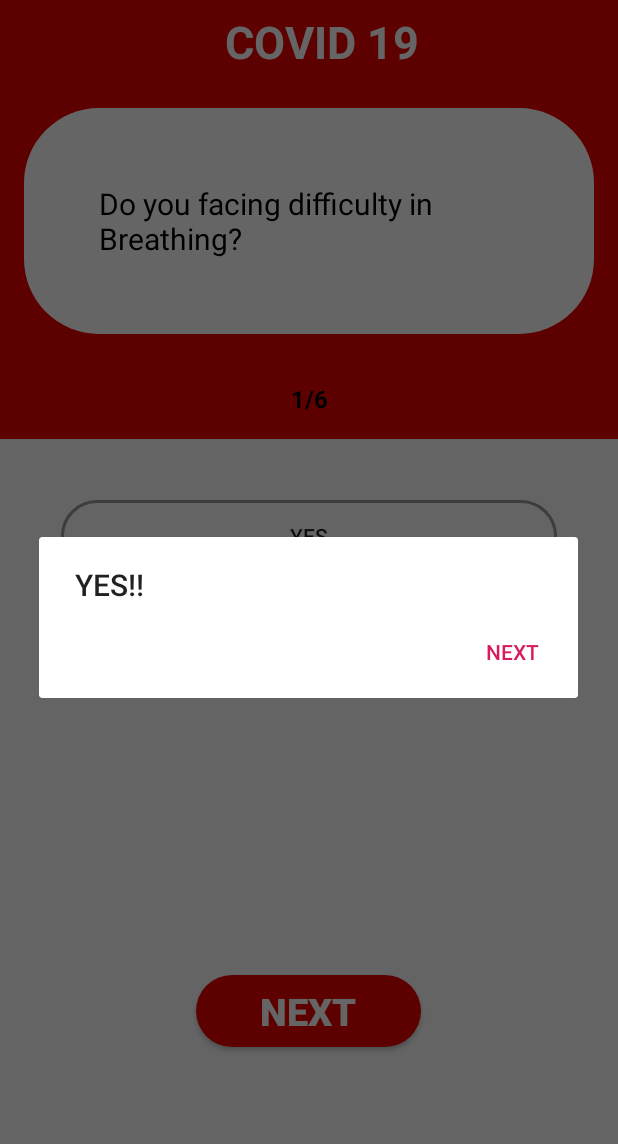
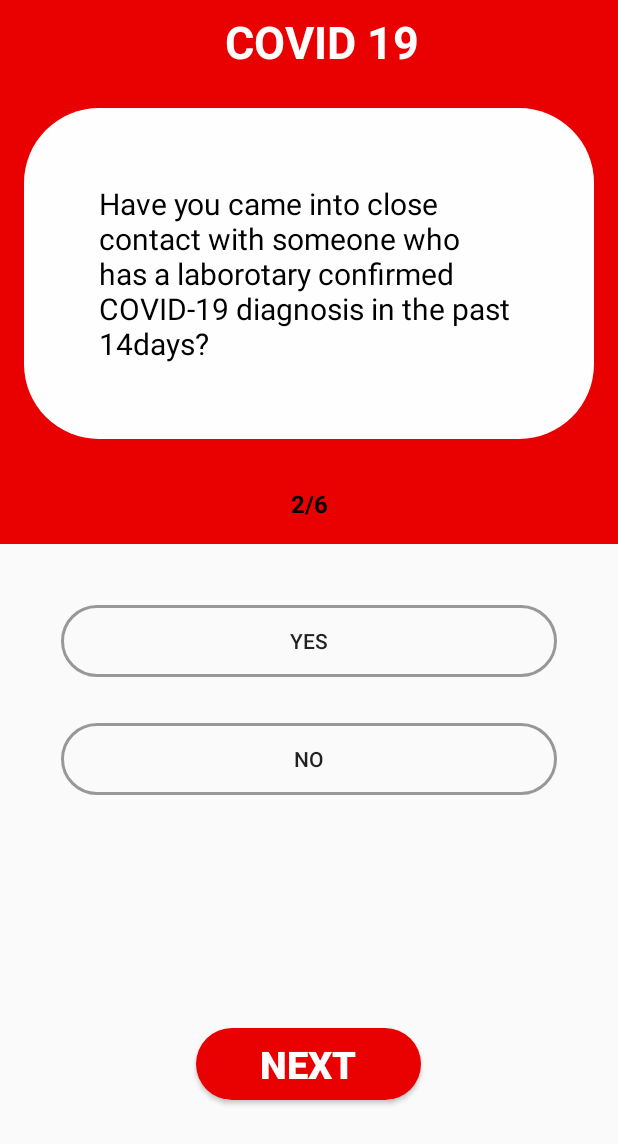
Before and after one commit to Anik81/CoVid-19_Checker, an Android app: the SecondActivity screen opened directly, with no data from a screen before it, after a tap on "YES", on a phone screen of 412 x 824 dp. Shown: the top 1144 px of the screen. Run offline under Robolectric (Android 15) with nearby library versions, the phone set to English and light mode, and no system bars.

Commit message:
This is the 2nd commit

```diff
--- a/app/src/main/AndroidManifest.xml
+++ b/app/src/main/AndroidManifest.xml
@@ -1,6 +1,8 @@
 <?xml version="1.0" encoding="utf-8"?>
 <manifest xmlns:android="http://schemas.android.com/apk/res/android"
     package="com.example.coronatester">
+
+    <uses-permission android:name="android.permission.INTERNET" />
 
     <application
         android:allowBackup="true"
@@ -9,7 +11,8 @@
         android:roundIcon="@mipmap/ic_launcher_round"
         android:supportsRtl="true"
         android:theme="@style/AppTheme">
-        <activity android:name=".thirdActivity"></activity>
+        <activity android:name=".extraLinks"></activity>
+        <activity android:name=".thirdActivity" />
         <activity android:name=".SecondActivity" />
         <activity android:name=".MainActivity">
             <intent-filter>
--- a/app/src/main/java/com/example/coronatester/SecondActivity.java
+++ b/app/src/main/java/com/example/coronatester/SecondActivity.java
@@ -1,47 +1,26 @@
 package com.example.coronatester;
+
+import android.content.DialogInterface;
+import android.content.Intent;
+import android.os.Bundle;
+import android.view.View;
+import android.widget.Button;
+import android.widget.TextView;
 
 import androidx.appcompat.app.AlertDialog;
 import androidx.appcompat.app.AppCompatActivity;
 
-import android.animation.Animator;
-import android.content.DialogInterface;
-import android.content.Intent;
-import android.os.Bundle;
-import android.view.View;
-import android.view.animation.DecelerateInterpolator;
-import android.widget.Button;
-import android.widget.LinearLayout;
-import android.widget.TextView;
-import android.widget.Toolbar;
-
-import java.util.ArrayList;
-import java.util.Collections;
 import java.util.Random;
 
 public class SecondActivity extends AppCompatActivity {
     TextView question, noIndicator;
-    //LinearLayout optionsContainer;
     Button next, ops1, ops2;
 
-    String rightanswer;
-    int ransCount=1;
-    int quizCount=1;
-
-    int count = 0;
-    static final private int qstn_count=6;
-
-    ArrayList<ArrayList<String>> quizArray= new ArrayList<>();
-
-    String quizData[][]={
-            //{"Question","Opt1","opt2"}
-            {"Have you recently traveled to an area with known local spread of COVID-19?", "YES", "NO"},
-            {"Have you came into close contact with someone who has a laborotary confirmed COVID-19 diagnosis in the past 14days?", "YES", "NO"},
-            {"Do you have a fever(greater than 38.0C or 100.4F)?", "YES", "NO"},
-            {"Do you have symptoms of Lower Respiratory illness such as Dry Cough, Shortness of Breathing or Sore Throat?", "YES", "NO"},
-            {"Do you facing difficulty in Breathing?", "YES", "NO"},
-            {"Are you a Health Worker?", "YES", "NO"}
-
-    };
+    Random r;
+    private questionS mq = new questionS();
+    private String mAnswer;
+    private int mScore = 0, noI = 1, qstnN = 0;
+    private int mQuesLength = 6;
 
     @Override
     protected void onCreate(Bundle savedInstanceState) {
@@ -53,71 +32,131 @@ public class SecondActivity extends AppCompatActivity {
         ops1 = findViewById(R.id.opt1);
         ops2 = findViewById(R.id.opt2);
 
-        for(int i=0;i<quizData.length;i++)
-        {
-            ArrayList<String> tmpArray= new ArrayList<>();
-            tmpArray.add(quizData[i][0]);// Question
-            tmpArray.add(quizData[i][1]);//Right Answer
-            tmpArray.add(quizData[i][2]);//opt1
+        noIndicator.setText(noI + "/6");
+        updateQstn();
 
-            //add tmpArray to quizArray
-            quizArray.add(tmpArray);
-        }
-        showNextQuestion();
-    }
-
-    public void showNextQuestion(){
-        noIndicator.setText(quizCount+"/6");
-
-        Random random= new Random();
-        int randomNum= random.nextInt(quizArray.size());
-
-        ArrayList<String> quiz=quizArray.get(randomNum);
-
-        //Set question and right answer
-        question.setText(quiz.get(0));
-        rightanswer=quiz.get(1);
-
-        quiz.remove(0);
-        //quizArray.remove(randomNum);
-        quizArray.remove(0);
-
-       //Collections.shuffle(quiz);
-
-        ops1.setText(quiz.get(0));
-        ops2.setText(quiz.get(1));
-    }
-    public void checkAnswer(View view){
-
-        //Get  Pushed Button
-        Button answerBtn=(Button)findViewById(view.getId());
-        String btnText=answerBtn.getText().toString();
-        String alertTitle;
-        if(btnText.equals(rightanswer)){
-            alertTitle="YES!!";
-            ransCount++;
-        }else{
-            alertTitle="NO!!";
-        }
-        //Creating Dialog
-        AlertDialog.Builder builder= new AlertDialog.Builder(this);
-        builder.setTitle(alertTitle);
-        builder.setPositiveButton("NEXT", new DialogInterface.OnClickListener() {
+        ops1.setOnClickListener(new View.OnClickListener() {
             @Override
-            public void onClick(DialogInterface dialog, int which) {
-                if(quizCount==qstn_count)
-                {
-                    //Show Result
-                    Intent intent=new Intent(getApplicationContext(),thirdActivity.class);
-                    intent.putExtra("RansCount",ransCount);
-                    startActivity(intent);
-                }else{
-                    quizCount++;
-                    showNextQuestion();
+            public void onClick(View v) {
+                if (ops1.getText() == mAnswer) {
+                    mScore++;
+                    updateQstn();
+                    noI++;
+                    noIndicator.setText(noI + "/6");
+                    if (noI == 6) {
+                        gameOver();
+                    }
+                } else {
+                    noI++;
+                    updateQstn();
+                    noIndicator.setText(noI + "/6");
+                    if (noI == 6) {
+                        gameOver();
+                    }
                 }
             }
         });
-        builder.setCancelable(false);
-        builder.show();
+
+        ops2.setOnClickListener(new View.OnClickListener() {
+            @Override
+            public void onClick(View v) {
+                if (ops2.getText() == mAnswer) {
+                    mScore++;
+                    updateQstn();
+                    noI++;
+                    noIndicator.setText(noI + "/6");
+                    if (noI == 6) {
+                        gameOver();
+                    }
+                } else {
+                    noI++;
+                    updateQstn();
+                    noIndicator.setText(noI + "/6");
+                    if (noI == 6) {
+                        gameOver();
+                    }
+                }
+            }
+        });
+
+
+    }
+
+    private void updateQstn() {
+        question.setText(mq.getQuestion(qstnN));
+        ops1.setText(mq.getChoice1(qstnN));
+        ops2.setText(mq.getChoice2(qstnN));
+
+        mAnswer = mq.getCorrectAns(qstnN);
+        qstnN++;
+
+    }
+
+    private void gameOver() {
+        if (mScore > 2 && mScore <= 4) {
+            AlertDialog.Builder alertD = new AlertDialog.Builder(SecondActivity.this);
+            alertD.setMessage("You Are at 60% risk of  Affected by COVID-19. Please Go to Nearest Hospital for Diagnosis").setCancelable(false)
+
+                    .setPositiveButton("Test again", new DialogInterface.OnClickListener() {
+                        @Override
+                        public void onClick(DialogInterface dialog, int which) {
+                            startActivity(new Intent(getApplicationContext(), MainActivity.class));
+                        }
+                    })
+                    .setNegativeButton("Exit", new DialogInterface.OnClickListener() {
+                        @Override
+                        public void onClick(DialogInterface dialog, int which) {
+
+                            moveTaskToBack(true);
+                            android.os.Process.killProcess(android.os.Process.myPid());
+                            System.exit(1);
+                        }
+                    });
+            AlertDialog alertDialog = alertD.create();
+            alertDialog.show();
+
+        } else if (mScore <= 2) {
+            AlertDialog.Builder alertD = new AlertDialog.Builder(SecondActivity.this);
+            alertD.setMessage("You Are Safe but Please maintain HOME QURANTINE").setCancelable(false)
+
+                    .setPositiveButton("Test again", new DialogInterface.OnClickListener() {
+                        @Override
+                        public void onClick(DialogInterface dialog, int which) {
+                            startActivity(new Intent(getApplicationContext(), MainActivity.class));
+                        }
+                    })
+                    .setNegativeButton("Exit", new DialogInterface.OnClickListener() {
+                        @Override
+                        public void onClick(DialogInterface dialog, int which) {
+
+                            moveTaskToBack(true);
+                            android.os.Process.killProcess(android.os.Process.myPid());
+                            System.exit(1);
+                        }
+                    });
+            AlertDialog alertDialog = alertD.create();
+            alertDialog.show();
+        } else if (mScore > 4) {
+            AlertDialog.Builder alertD = new AlertDialog.Builder(SecondActivity.this);
+            alertD.setMessage("You Are at High Risk of affected by COVID-19. Please Visit The Nearest Hospital For Treatment").setCancelable(false)
+
+                    .setPositiveButton("Test again", new DialogInterface.OnClickListener() {
+                        @Override
+                        public void onClick(DialogInterface dialog, int which) {
+                            startActivity(new Intent(getApplicationContext(), MainActivity.class));
+                        }
+                    })
+                    .setNegativeButton("Exit", new DialogInterface.OnClickListener() {
+                        @Override
+                        public void onClick(DialogInterface dialog, int which) {
+
+                            moveTaskToBack(true);
+                            android.os.Process.killProcess(android.os.Process.myPid());
+                            System.exit(1);
+                        }
+                    });
+            AlertDialog alertDialog = alertD.create();
+            alertDialog.show();
+        }
     }
 }
--- /dev/null
+++ b/app/src/main/java/com/example/coronatester/questionS.java
@@ -0,0 +1,45 @@
+package com.example.coronatester;
+
+public class questionS {
+    public String qstn[] = {
+            "Have you recently traveled to an area with known local spread of COVID-19?",
+            "Have you came into close contact with someone who has a laborotary confirmed COVID-19 diagnosis in the past 14days?",
+            "Do you have a fever(greater than 38.0C or 100.4F)?",
+            "Do you have symptoms of Lower Respiratory illness such as Dry Cough, Shortness of Breathing or Sore Throat?",
+            "Do you facing difficulty in Breathing?",
+            "Are you a Health Worker?"
+    };
+    private String choices[][] = {
+            {"YES", "NO" },
+            {"YES", "NO" },
+            {"YES", "NO" },
+            {"YES", "NO" },
+            {"YES", "NO" },
+            {"YES", "NO" }
+    };
+    private String correct[] = {"YES", "YES", "YES", "YES", "YES", "YES" };
+
+    public String getQuestion(int a) {
+        String question = qstn[a];
+        return question;
+    }
+
+    public String getChoice1(int a) {
+        String choice = choices[a][0];
+        return choice;
+
+    }
+
+    public String getChoice2(int a) {
+        String choice = choices[a][1];
+        return choice;
+
+    }
+
+    public String getCorrectAns(int a) {
+        String answer = correct[a];
+        return answer;
+
+    }
+
+}
--- a/app/src/main/res/layout/activity_main.xml
+++ b/app/src/main/res/layout/activity_main.xml
@@ -23,7 +23,7 @@
             android:layout_height="wrap_content"
             android:layout_gravity="center"
             android:layout_margin="10dp"
-            android:text="COVID 19 TESTER"
+            android:text="COVID-19 CHECKER"
             android:textColor="@color/colorWhite"
             android:textSize="40dp"
             android:textStyle="bold" />
@@ -53,7 +53,7 @@
         android:background="@drawable/rounded_corners"
         android:backgroundTint="@color/colorRed"
         android:stateListAnimator="@null"
-        android:text="EXIT"
+        android:text="Extra Info"
         android:textColor="@color/colorWhite"
         android:textStyle="bold"
         app:layout_constraintBottom_toBottomOf="parent"
--- a/app/src/main/res/layout/activity_second.xml
+++ b/app/src/main/res/layout/activity_second.xml
@@ -8,10 +8,10 @@
 
     <androidx.appcompat.widget.Toolbar
         android:id="@+id/toolbar"
+        android:layout_width="0dp"
+        android:layout_height="?attr/actionBarSize"
         android:background="@color/colorRed"
-        android:layout_width="0dp"
         android:gravity="center"
-        android:layout_height="?attr/actionBarSize"
         app:layout_constraintEnd_toEndOf="parent"
         app:layout_constraintStart_toStartOf="parent"
         app:layout_constraintTop_toTopOf="parent">
@@ -45,8 +45,8 @@
             android:background="@drawable/qstnbar"
             android:padding="50dp"
             android:text="TextView"
-            android:textSize="20dp"
-            android:textColor="@color/colorBlack" />
+            android:textColor="@color/colorBlack"
+            android:textSize="20dp" />
 
         <TextView
             android:id="@+id/no_indicator"
@@ -77,8 +77,8 @@
             android:layout_margin="15dp"
             android:background="@drawable/rounded_borders"
             android:backgroundTint="#989898"
-            android:text="Button"
-            android:onClick="checkAnswer"/>
+            android:onClick="checkAnswer"
+            android:text="Button" />
 
         <Button
             android:id="@+id/opt2"
@@ -87,9 +87,8 @@
             android:layout_margin="15dp"
             android:background="@drawable/rounded_borders"
             android:backgroundTint="#989898"
-            android:text="Button"
-            android:onClick="checkAnswer"/>
-
+            android:onClick="checkAnswer"
+            android:text="Button" />
 
 
     </LinearLayout>
@@ -102,17 +101,17 @@
         android:layout_marginTop="67dp"
         android:layout_marginEnd="162dp"
         android:layout_marginBottom="44dp"
-        android:text="NEXT"
         android:background="@drawable/rounded_corners"
         android:backgroundTint="@color/colorRed"
+        android:onClick="nextQuiz"
+        android:text="NEXT"
         android:textColor="@color/colorWhite"
+        android:textSize="25dp"
         android:textStyle="bold"
-        android:textSize="25dp"
         app:layout_constraintBottom_toBottomOf="parent"
         app:layout_constraintEnd_toEndOf="parent"
         app:layout_constraintStart_toStartOf="parent"
-        app:layout_constraintTop_toBottomOf="@+id/options_container"
-        android:onClick="nextQuiz"/>
+        app:layout_constraintTop_toBottomOf="@+id/options_container" />
 
 
 </androidx.constraintlayout.widget.ConstraintLayout>
--- a/app/src/main/res/values/colors.xml
+++ b/app/src/main/res/values/colors.xml
@@ -7,5 +7,6 @@
     <color name="colorGray">#6F6F69</color>
     <color name="colorRed">#E90000</color>
     <color name="colorBlack">#000000</color>
+    <color name="colorStat">#727C0E</color>
 
 </resources>
```
Also changed, not shown: app/src/main/java/com/example/coronatester/MainActivity.java (+15 -6 lines), app/src/main/java/com/example/coronatester/extraLinks.java (added, +50 -0 lines), app/src/main/java/com/example/coronatester/thirdActivity.java (+5 -5 lines), app/src/main/res/layout/activity_extra_links.xml (added, +47 -0 lines), app/src/main/res/layout/activity_third.xml (+7 -9 lines), app/src/main/res/drawable-v24/iecdr.png (added), app/src/main/res/drawable-v24/who.png (added).
